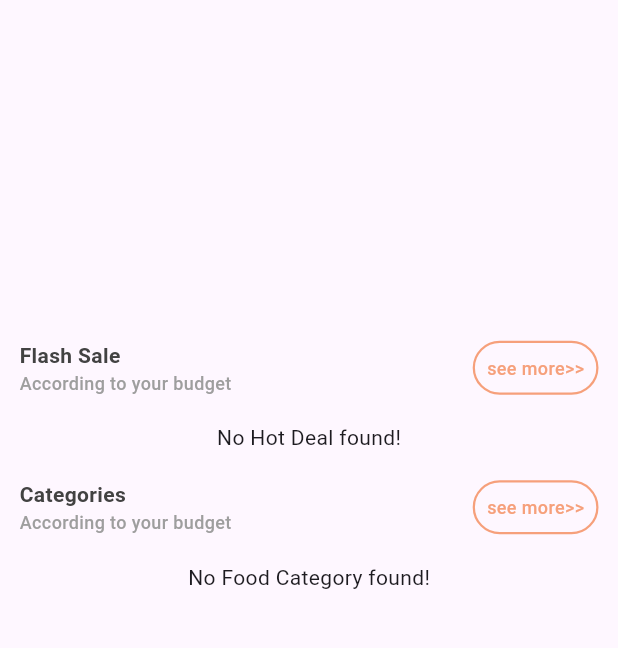
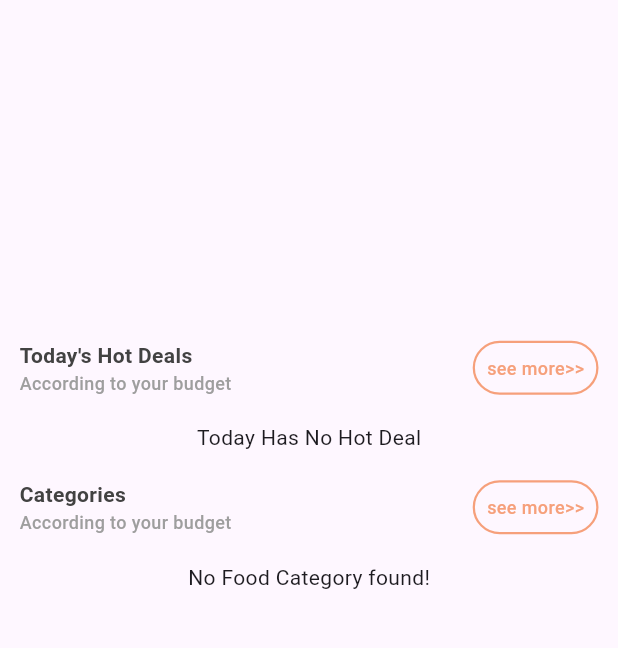
Before and after one commit to Anik-Adnan/Carnival-Fine-Dining, a Flutter app: the MainScreen screen opened directly, on a phone screen of 412 x 824 dp, the part 84-732 px from its top. Run offline on Flutter 3.47's test engine with Material 3 defaults, Android fonts, the phone set to English and light mode, and no system bars; drawn by our look-alikes of carousel_slider; our stand-ins replace cached_network_image, cloud_firestore, firebase_auth, firebase_core, firebase_messaging, flutter_easyloading and 8 more; missing offline and left inert: image_card; accounts and stored records are empty; key blocks and very long unbroken strings in the code were emptied for the run.

Commit message:
order screen && hot deals screens updated

```diff
--- a/carnival_fine_dining_restaurant_project/lib/custom_widgets/flashSale-widget.dart
+++ b/carnival_fine_dining_restaurant_project/lib/custom_widgets/flashSale-widget.dart
@@ -34,7 +34,7 @@ class FlashSaleWidget extends StatelessWidget {
 
         if (snapshot.data!.docs.isEmpty) {
           return Center(
-            child: Text("No Hot Deal found!"),
+            child: Text("Today Has No Hot Deal"),
           );
         }
 
--- a/carnival_fine_dining_restaurant_project/lib/custom_widgets/food_categories_widget.dart
+++ b/carnival_fine_dining_restaurant_project/lib/custom_widgets/food_categories_widget.dart
@@ -23,7 +23,7 @@ class FoodCategoriesWidget extends StatelessWidget {
         }
         if (snapshot.connectionState == ConnectionState.waiting) {
           return Container(
-            height: Get.height / 5,
+            height: Get.height ,
             child: Center(
               child: CupertinoActivityIndicator(),
             ),
--- a/carnival_fine_dining_restaurant_project/lib/custom_widgets/user_drawer_widget.dart
+++ b/carnival_fine_dining_restaurant_project/lib/custom_widgets/user_drawer_widget.dart
@@ -3,6 +3,7 @@
 import 'package:carnival_fine_dining_restaurant_project/screens/auth-ui/sigin-in-screen.dart';
 import 'package:carnival_fine_dining_restaurant_project/screens/user-panel/all_food_category_screen.dart';
 import 'package:carnival_fine_dining_restaurant_project/screens/user-panel/all_food_items_screen.dart';
+import 'package:carnival_fine_dining_restaurant_project/screens/user-panel/cart_screen.dart';
 
 import '../screens/user-panel/all_order_screen.dart';
 import '/utils/app_constant.dart';
@@ -78,7 +79,7 @@ class _DrawerWidgetState extends State<DrawerWidget>{
           },drawerTextStyle),
           _buildDrawerTile("Cart", Icons.shopping_cart, () {
             Get.back();
-            // Get.to(() => AllOrderScreen());
+            Get.to(() => CartScreen());
           },drawerTextStyle),
           _buildDrawerTile("Location", Icons.location_city, () {},drawerTextStyle),
           _buildDrawerTile("Contact", Icons.help_center, () {},drawerTextStyle),
@@ -98,6 +99,7 @@ class _DrawerWidgetState extends State<DrawerWidget>{
                 },
               )
           ),
+          // drawer footer logout and signIn
 
         ],
 
--- a/carnival_fine_dining_restaurant_project/lib/screens/auth-ui/splash-screen.dart
+++ b/carnival_fine_dining_restaurant_project/lib/screens/auth-ui/splash-screen.dart
@@ -26,7 +26,7 @@ class _SplashScreenState extends State<SplashScreen>{
   @override
   void initState() {
     super.initState();
-      Timer(const Duration( seconds: 3),(){
+      Timer(const Duration( seconds: 1),(){
         islogedIn(context);
       });
     }
--- a/carnival_fine_dining_restaurant_project/lib/screens/user-panel/all-flashSale-product-screen.dart
+++ b/carnival_fine_dining_restaurant_project/lib/screens/user-panel/all-flashSale-product-screen.dart
@@ -21,7 +21,7 @@ class _AllFlashSaleProductsScreenState extends State<AllFlashSaleProductsScreen>
   Widget build(BuildContext context) {
     return Scaffold(
       appBar: AppBar(
-        title: Text('FlashSale Products'),
+        title: Text('Todays Hot Deals'),
       ),
       body: FutureBuilder(
         future: FirebaseFirestore.instance.collection('foods').where('isSale',isEqualTo: true).get(),
@@ -42,7 +42,7 @@ class _AllFlashSaleProductsScreenState extends State<AllFlashSaleProductsScreen>
 
           if (snapshot.data!.docs.isEmpty) {
             return Center(
-              child: Text("No category found!"),
+              child: Text("No Hot Deals found!"),
             );
           }
 
--- a/carnival_fine_dining_restaurant_project/lib/screens/user-panel/all_order_screen.dart
+++ b/carnival_fine_dining_restaurant_project/lib/screens/user-panel/all_order_screen.dart
@@ -51,7 +51,7 @@ class _AllOrderScreenState extends State<AllOrderScreen> {
 
           if (snapshot.data!.docs.isEmpty) {
             return Center(
-              child: Text("No products found!"),
+              child: Text("No Orders found!"),
             );
           }
 
--- a/carnival_fine_dining_restaurant_project/lib/screens/user-panel/cart_screen.dart
+++ b/carnival_fine_dining_restaurant_project/lib/screens/user-panel/cart_screen.dart
@@ -50,7 +50,7 @@ class _CartScreenState extends State<CartScreen> {
 
           if (snapshot.data!.docs.isEmpty) {
             return Center(
-              child: Text("No products found!"),
+              child: Text("No Foods Carted Here!"),
             );
           }
 
--- a/carnival_fine_dining_restaurant_project/lib/screens/user-panel/food_item_details_screen.dart
+++ b/carnival_fine_dining_restaurant_project/lib/screens/user-panel/food_item_details_screen.dart
@@ -33,7 +33,7 @@ class _ProductDetailsScreenState extends State<ProductDetailsScreen>{
 
     return Scaffold(
       appBar: AppBar(
-        title: Text('Food Info'),
+        title: Text('${widget.foodModel.foodName}'),
         actions:  [
           GestureDetector(
             onTap: ()=> Get.to(CartScreen()),
--- a/carnival_fine_dining_restaurant_project/lib/screens/user-panel/main-screen.dart
+++ b/carnival_fine_dining_restaurant_project/lib/screens/user-panel/main-screen.dart
@@ -89,7 +89,7 @@ class _MainScreenState extends State<MainScreen>{
               BannerWidget(),
 
               HeadingWidget(
-                headingTitle: "Flash Sale",
+                headingTitle: "Today's Hot Deals",
                 headingSubTitle: "According to your budget",
                 onTap: ()=> Get.to(AllFlashSaleProductsScreen()),
                 buttonText: "see more>>",
```
